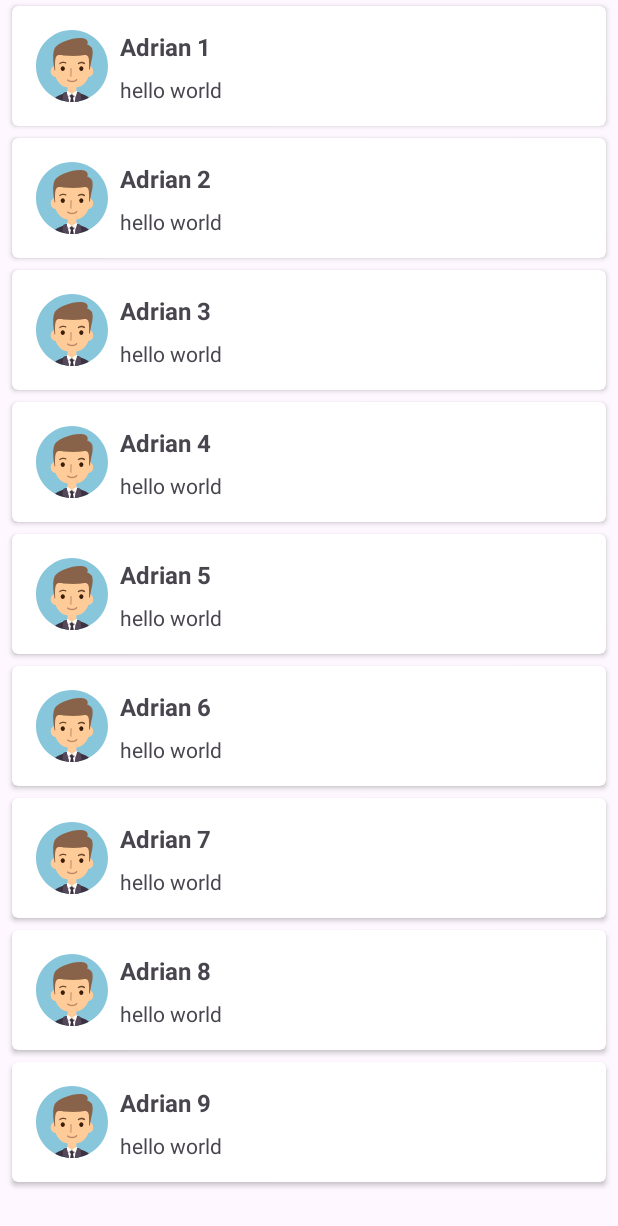
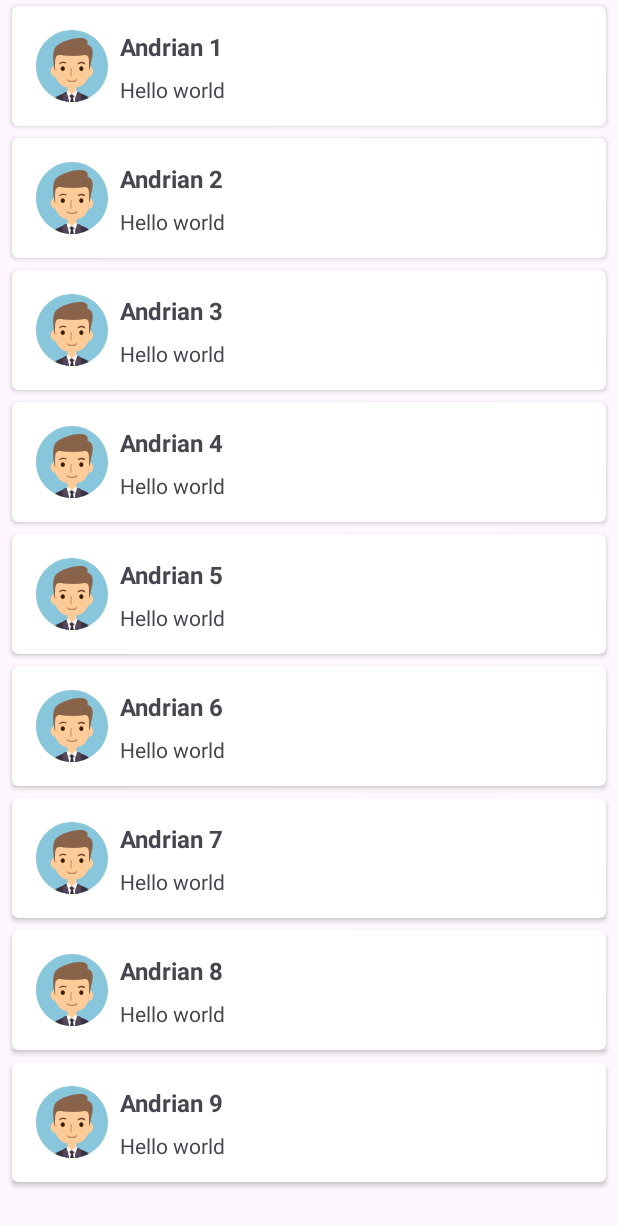
Before and after one commit to muhammadridwan47/android-lessons, an Android app: the screen it shows after launch (MainActivity), on a phone screen of 412 x 824 dp. Shown: the top 1226 px of the screen. Run offline under Robolectric (Android 15) with nearby library versions, the phone set to English and light mode, and no system bars.

Commit message:
finished refactor code

```diff
--- a/app/src/main/java/com/example/myapplication/ListProfileAdapter.kt
+++ b/app/src/main/java/com/example/myapplication/ListProfileAdapter.kt
@@ -3,36 +3,36 @@ package com.example.myapplication
 import android.view.LayoutInflater
 import android.view.ViewGroup
 import androidx.recyclerview.widget.RecyclerView
-import com.example.myapplication.databinding.ItemVerticalBinding
+import com.example.myapplication.databinding.ItemProfileBinding
 
-class ListProfileAdapter(private val listHero: ArrayList<Profile>):  RecyclerView.Adapter<ListProfileAdapter.ListViewHolder>(){
+class ListProfileAdapter(private val dataProfile: ArrayList<Profile>): RecyclerView.Adapter<ListProfileAdapter.ListViewHolder>() {
 
     private lateinit var onItemClickCallback: OnItemClickCallback
+
+    interface OnItemClickCallback {
+        fun onItemClicked(data: Profile)
+    }
 
     fun setOnItemClickCallback(onItemClickCallback: OnItemClickCallback) {
         this.onItemClickCallback = onItemClickCallback
     }
 
-    class ListViewHolder(var binding: ItemVerticalBinding) : RecyclerView.ViewHolder(binding.root)
+    class ListViewHolder(var binding: ItemProfileBinding): RecyclerView.ViewHolder(binding.root)
 
     override fun onCreateViewHolder(parent: ViewGroup, viewType: Int): ListViewHolder {
-        val binding = ItemVerticalBinding.inflate(LayoutInflater.from(parent.context), parent, false)
+        val binding = ItemProfileBinding.inflate(LayoutInflater.from(parent.context), parent, false)
         return ListViewHolder(binding)
     }
 
+    override fun getItemCount(): Int = dataProfile.size
+
     override fun onBindViewHolder(holder: ListViewHolder, position: Int) {
-        val (name, description, photo) = listHero[position]
-        holder.binding.imgItemPhoto.setImageResource(photo)
-        holder.binding.tvItemName.text = name
-        holder.binding.tvItemDescription.text = description
-        holder.itemView.setOnClickListener { onItemClickCallback.onItemClicked(listHero[holder.adapterPosition]) }
-
-    }
-
-    override fun getItemCount(): Int = listHero.size
-
-
-    interface OnItemClickCallback {
-        fun onItemClicked(data: Profile)
+            val (name, description, photo) = dataProfile[position]
+            holder.binding.imgItemPhoto.setImageResource(photo)
+            holder.binding.tvItemDescription.text = description
+            holder.binding.tvItemName.text = name
+            holder.itemView.setOnClickListener {
+                onItemClickCallback.onItemClicked(dataProfile[holder.adapterPosition])
+            }
     }
 }
--- a/app/src/main/java/com/example/myapplication/MainActivity.kt
+++ b/app/src/main/java/com/example/myapplication/MainActivity.kt
@@ -8,7 +8,7 @@ import com.example.myapplication.databinding.ActivityMainBinding
 
 class MainActivity : AppCompatActivity() {
 
-    private lateinit var binding: ActivityMainBinding
+    private  lateinit var binding: ActivityMainBinding
 
     override fun onCreate(savedInstanceState: Bundle?) {
         super.onCreate(savedInstanceState)
@@ -16,25 +16,21 @@ class MainActivity : AppCompatActivity() {
         setContentView(binding.root)
 
         binding.rvProfiles.setHasFixedSize(true)
-        showRecyclerList(onAddMockProfiles())
+        showRecylerView(onAddMockProfiles())
     }
 
-
     private fun onAddMockProfiles(): ArrayList<Profile> {
-        val listData = ArrayList<Profile>();
+        val listData = ArrayList<Profile>()
         for (i in 1..9) {
-            listData.add(Profile("Adrian $i", "hello world", R.drawable.ic_people ))
+            listData.add(Profile("Andrian $i", "Hello world", R.drawable.people))
         }
         return listData
     }
 
-    private fun showRecyclerList(listProfiles: ArrayList<Profile>) {
-
+    private fun showRecylerView(listProfile: ArrayList<Profile>) {
         binding.rvProfiles.layoutManager = LinearLayoutManager(this)
-
-        val listProfileAdapter = ListProfileAdapter(listProfiles)
+        val listProfileAdapter = ListProfileAdapter(listProfile)
         binding.rvProfiles.adapter = listProfileAdapter
-
         listProfileAdapter.setOnItemClickCallback(object : ListProfileAdapter.OnItemClickCallback {
             override fun onItemClicked(data: Profile) {
                 onShowSelectedHero(data)
@@ -42,7 +38,8 @@ class MainActivity : AppCompatActivity() {
         })
     }
 
-    private fun onShowSelectedHero(hero: Profile) {
-        Toast.makeText(this, "Kamu memilih " + hero.name, Toast.LENGTH_SHORT).show()
+    fun onShowSelectedHero(profile: Profile) {
+        Toast.makeText(this, "Kamu memilih " + profile.name , Toast.LENGTH_SHORT).show()
     }
+
 }
--- a/app/src/main/res/layout/activity_main.xml
+++ b/app/src/main/res/layout/activity_main.xml
@@ -10,12 +10,13 @@
         android:id="@+id/rv_profiles"
         android:layout_width="match_parent"
         android:layout_height="match_parent"
+        app:layout_constraintBottom_toBottomOf="parent"
+        app:layout_constraintEnd_toEndOf="parent"
+        app:layout_constraintHorizontal_bias="0.0"
+        app:layout_constraintStart_toStartOf="parent"
         app:layout_constraintTop_toTopOf="parent"
-        app:layout_constraintBottom_toBottomOf="parent"
-        app:layout_constraintStart_toStartOf="parent"
-        app:layout_constraintEnd_toEndOf="parent"
-        tools:listitem="@layout/item_vertical"
+        app:layout_constraintVertical_bias="1.0"
         tools:itemCount="5"
-        />
+        tools:listitem="@layout/item_profile" />
 
 </androidx.constraintlayout.widget.ConstraintLayout>
```
Also changed, not shown: app/src/main/res/drawable/people.xml (renamed from app/src/main/res/drawable/ic_people.xml), app/src/main/res/layout/item_profile.xml (renamed from app/src/main/res/layout/item_vertical.xml).
